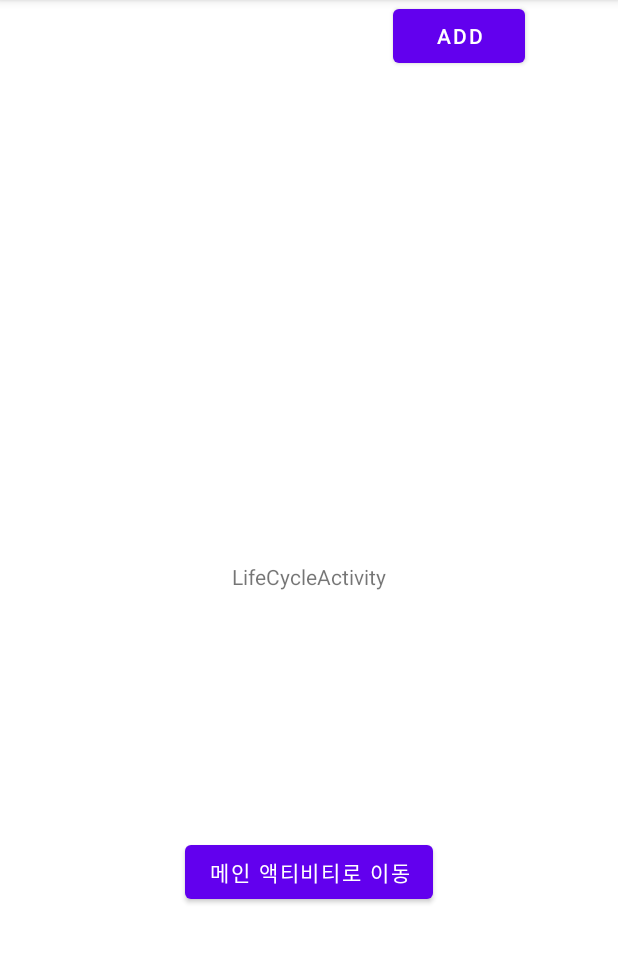
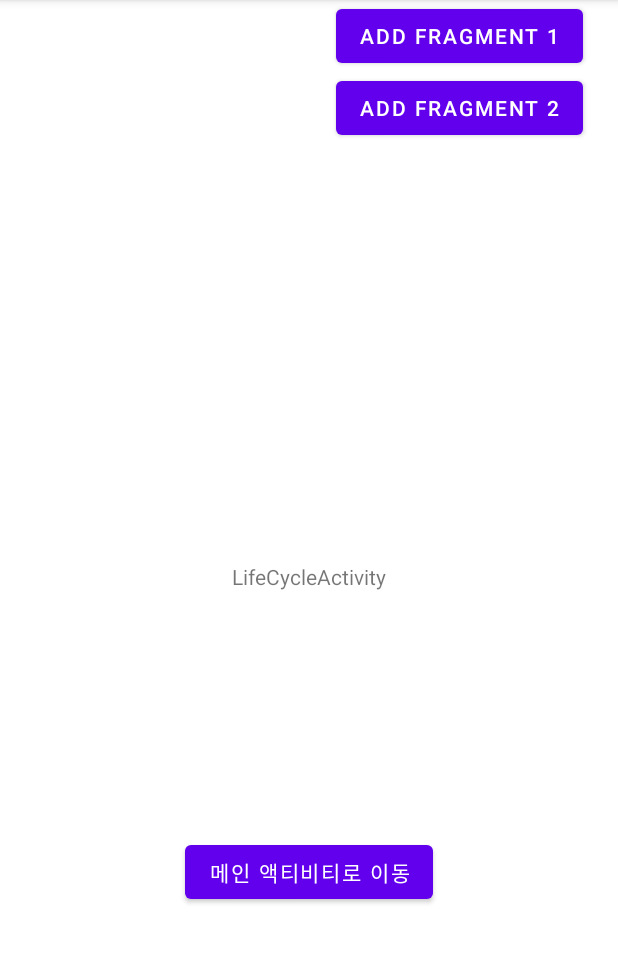
Before and after one commit to kldaji/android-experiment, an Android app: the screen it shows after launch (LifeCycleActivity), on a phone screen of 412 x 824 dp, the part 84-1047 px from its top. Run offline under Robolectric (Android 15) with nearby library versions, the phone set to English and light mode, and no system bars.

Commit message:
#1 feat: 화면에 띄울 다른 프래그먼트 생성 및 생성 버튼 추가

```diff
--- a/app/src/main/java/com/kldaji/android_experiment/lifecycle/LifeCycleActivity.kt
+++ b/app/src/main/java/com/kldaji/android_experiment/lifecycle/LifeCycleActivity.kt
@@ -11,6 +11,7 @@ import com.kldaji.android_experiment.databinding.ActivityLifecycleBinding
 class LifeCycleActivity : AppCompatActivity() {
     private lateinit var binding: ActivityLifecycleBinding
     private val fragment1 = LifeCycleFragment()
+    private val fragment2 = LifeCycle2Fragment()
 
     override fun onCreate(savedInstanceState: Bundle?) {
         super.onCreate(savedInstanceState)
@@ -32,6 +33,13 @@ class LifeCycleActivity : AppCompatActivity() {
         binding.btnLifecycleAddFragment.setOnClickListener {
             with(supportFragmentManager.beginTransaction()) {
                 replace(R.id.fragment1_lifecycle, fragment1)
+                addToBackStack(null)
+                commit()
+            }
+        }
+        binding.btnLifecycleAddFragment2.setOnClickListener {
+            with(supportFragmentManager.beginTransaction()) {
+                replace(R.id.fragment1_lifecycle, fragment2)
                 addToBackStack(null)
                 commit()
             }
--- a/app/src/main/res/layout/activity_lifecycle.xml
+++ b/app/src/main/res/layout/activity_lifecycle.xml
@@ -22,6 +22,15 @@
         app:layout_constraintStart_toEndOf="@id/fragment1_lifecycle"
         app:layout_constraintTop_toTopOf="parent" />
 
+    <Button
+        android:id="@+id/btn_lifecycle_add_fragment2"
+        android:layout_width="wrap_content"
+        android:layout_height="wrap_content"
+        android:text="@string/lifecycle_activity_add_fragment2"
+        app:layout_constraintEnd_toEndOf="parent"
+        app:layout_constraintStart_toEndOf="@id/fragment1_lifecycle"
+        app:layout_constraintTop_toBottomOf="@id/btn_lifecycle_add_fragment" />
+
     <TextView
         android:id="@+id/tv_lifecycle"
         android:layout_width="wrap_content"
--- a/app/src/main/res/values/strings.xml
+++ b/app/src/main/res/values/strings.xml
@@ -3,7 +3,8 @@
 
     <string name="lifecycle_activity_title">LifeCycleActivity</string>
     <string name="lifecycle_activity_navigate_button">메인 액티비티로 이동</string>
-    <string name="lifecycle_activity_add_fragment">ADD</string>
+    <string name="lifecycle_activity_add_fragment">ADD Fragment 1</string>
+    <string name="lifecycle_activity_add_fragment2">ADD Fragment 2</string>
 
     <string name="lifecycle_fragment_title">LifeCycle Fragment</string>
 </resources>
```
Also changed, not shown: app/src/main/java/com/kldaji/android_experiment/lifecycle/LifeCycle2Fragment.kt (added, +86 -0 lines), app/src/main/res/layout/fragment_lifecycle2.xml (added, +18 -0 lines).
